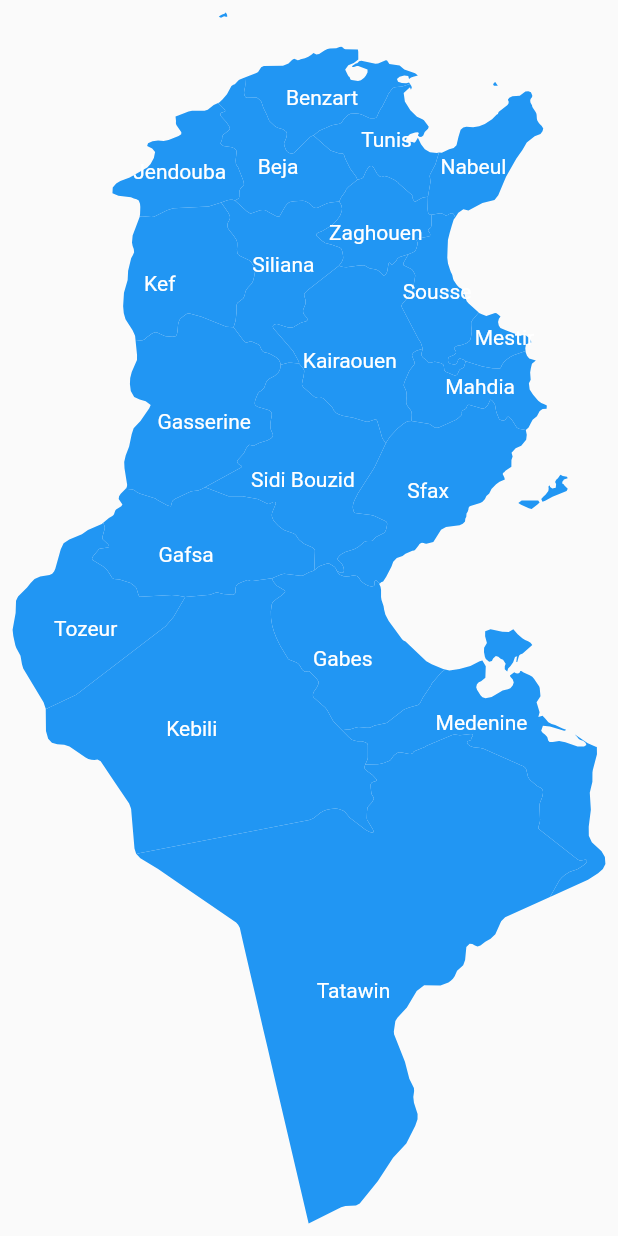
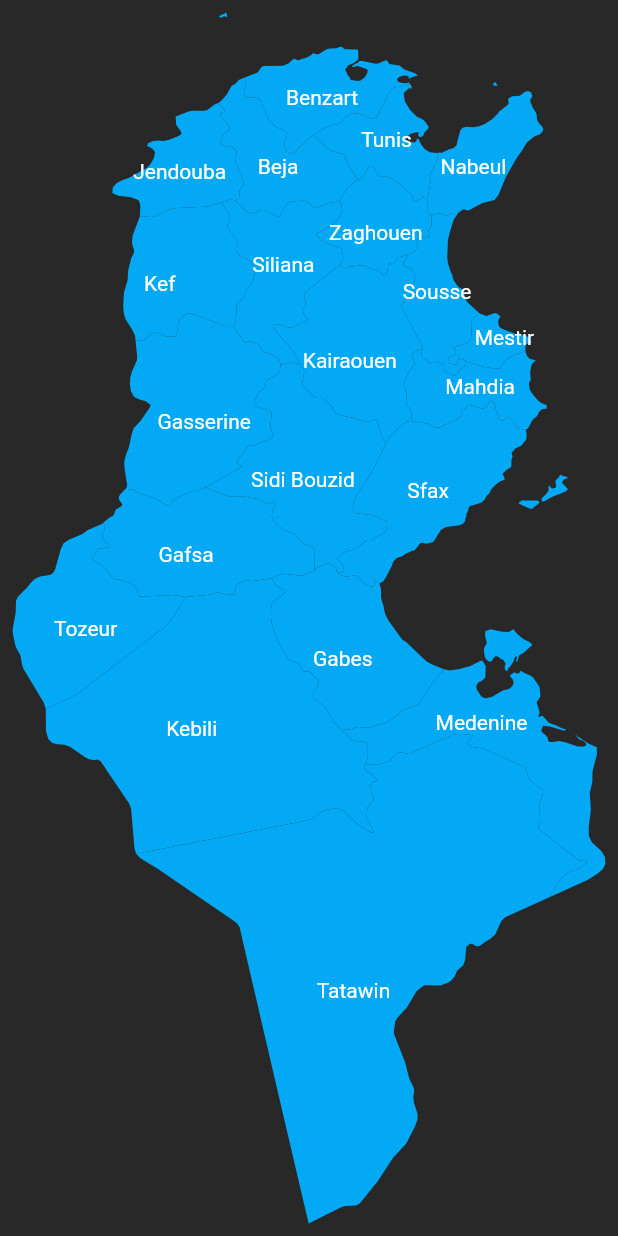
Before and after one commit to OmarMach/flutter_interactive_tunisia_map, a Flutter app: the screen it shows after launch, on a phone screen of 412 x 824 dp. Run offline on Flutter 3.47's test engine with Material 2 defaults, Android fonts, the phone set to English and light mode, and no system bars.

Commit message:
changed colors

```diff
--- a/lib/main.dart
+++ b/lib/main.dart
@@ -12,7 +12,7 @@ class TunisiaMapApp extends StatelessWidget {
   @override
   Widget build(BuildContext context) {
     return const MaterialApp(
-      title: 'Map of Tunisia ',
+      title: 'Map of Tunisia',
       home: HomeScreen(),
     );
   }
@@ -33,7 +33,7 @@ class _HomeScreenState extends State<HomeScreen> {
 
   @override
   void initState() {
-    regions = generateRegions(Colors.blue);
+    regions = generateRegions(Colors.lightBlue);
     painter = TunisiaMapPainter(regions: regions);
     super.initState();
   }
@@ -42,20 +42,21 @@ class _HomeScreenState extends State<HomeScreen> {
   Widget build(BuildContext context) {
     final size = getSize(context);
     return Scaffold(
+      backgroundColor: const Color.fromARGB(255, 40, 40, 40),
       body: SafeArea(
         child: Padding(
           padding: const EdgeInsets.all(8.0),
           child: GestureDetector(
             onTapDown: (details) {
               // If you want to only select one region at a time.
-              regions = generateRegions(Colors.blue);
+              regions = generateRegions(Colors.lightBlue);
 
               // Updating selected regions into region items.
               regions = tapMapHandler(
                 painter: painter,
                 regions: regions,
                 selectedColor: Colors.greenAccent,
-                unSelectedColor: Colors.blue,
+                unSelectedColor: Colors.lightBlue,
                 localPosition: details.localPosition,
               );
 
```
